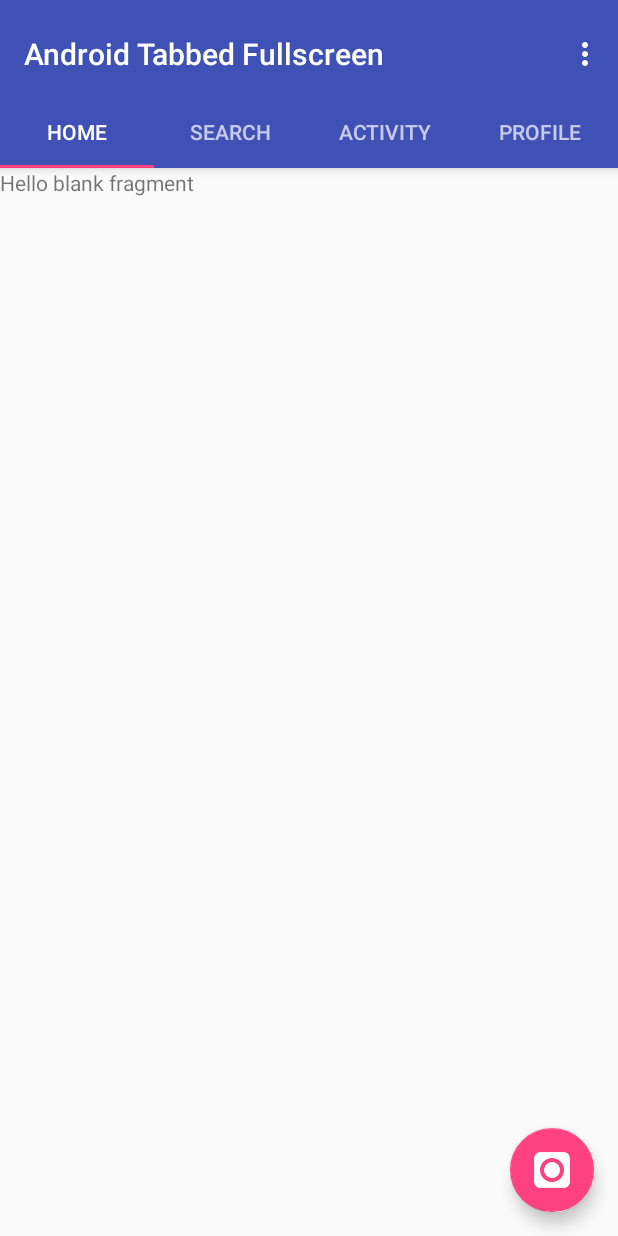
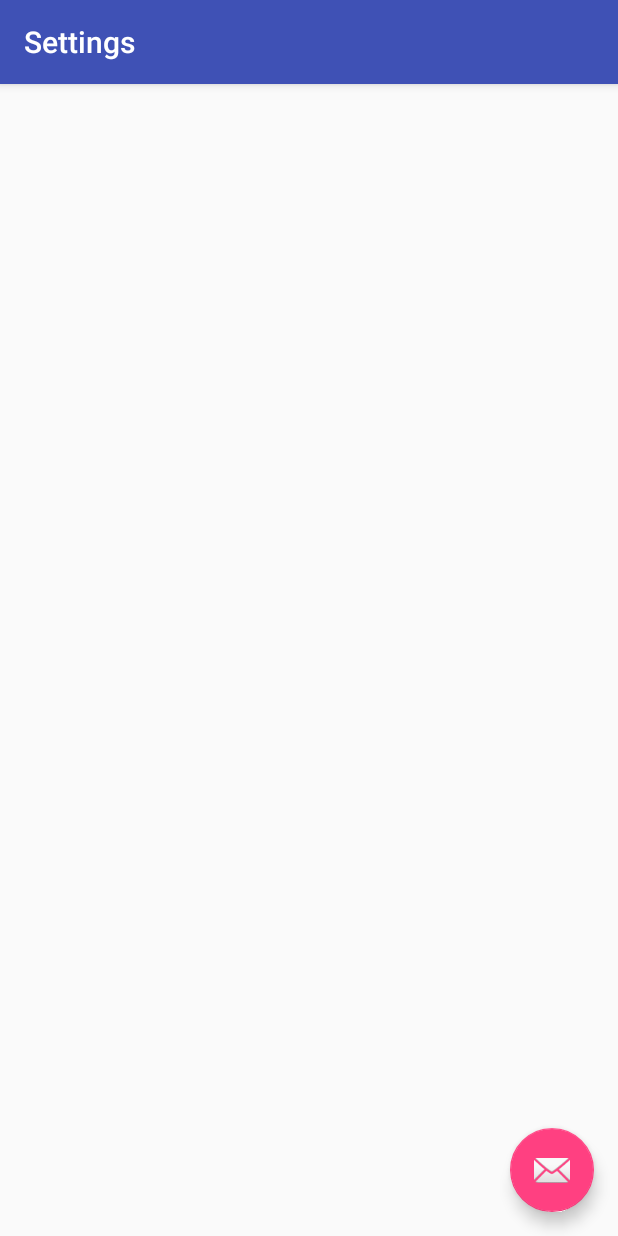
Before and after one commit to ArminAg/android-tabbed-fullscreen, an Android app: the screen it shows after launch (MainActivity before the commit, SettingsActivity after it), in the options menu, after a tap on "Settings", on a phone screen of 412 x 824 dp. Run offline under Robolectric (Android 15) with nearby library versions, the phone set to English and light mode, and no system bars.

Commit message:
Add Settings Activity

```diff
--- a/app/src/main/AndroidManifest.xml
+++ b/app/src/main/AndroidManifest.xml
@@ -22,7 +22,11 @@
             android:name=".activities.MediaActivity"
             android:configChanges="orientation|keyboardHidden|screenSize"
             android:label="@string/title_activity_media"
-            android:theme="@style/FullscreenTheme"></activity>
+            android:theme="@style/FullscreenTheme" />
+        <activity
+            android:name=".activities.SettingsActivity"
+            android:label="@string/title_activity_settings"
+            android:theme="@style/AppTheme.NoActionBar"></activity>
     </application>
 
 </manifest>
--- a/app/src/main/java/solutions/hedron/android_tabbed_fullscreen/activities/MainActivity.java
+++ b/app/src/main/java/solutions/hedron/android_tabbed_fullscreen/activities/MainActivity.java
@@ -93,6 +93,8 @@ public class MainActivity extends AppCompatActivity {
 
         //noinspection SimplifiableIfStatement
         if (id == R.id.action_settings) {
+            Intent intent = new Intent(this, SettingsActivity.class);
+            startActivity(intent);
             return true;
         }
 
--- /dev/null
+++ b/app/src/main/java/solutions/hedron/android_tabbed_fullscreen/activities/SettingsActivity.java
@@ -0,0 +1,31 @@
+package solutions.hedron.android_tabbed_fullscreen.activities;
+
+import android.os.Bundle;
+import android.support.design.widget.FloatingActionButton;
+import android.support.design.widget.Snackbar;
+import android.support.v7.app.AppCompatActivity;
+import android.support.v7.widget.Toolbar;
+import android.view.View;
+
+import solutions.hedron.android_tabbed_fullscreen.R;
+
+public class SettingsActivity extends AppCompatActivity {
+
+    @Override
+    protected void onCreate(Bundle savedInstanceState) {
+        super.onCreate(savedInstanceState);
+        setContentView(R.layout.activity_settings);
+        Toolbar toolbar = (Toolbar) findViewById(R.id.toolbar);
+        setSupportActionBar(toolbar);
+
+        FloatingActionButton fab = (FloatingActionButton) findViewById(R.id.fab);
+        fab.setOnClickListener(new View.OnClickListener() {
+            @Override
+            public void onClick(View view) {
+                Snackbar.make(view, "Replace with your own action", Snackbar.LENGTH_LONG)
+                        .setAction("Action", null).show();
+            }
+        });
+    }
+
+}
--- /dev/null
+++ b/app/src/main/res/layout/activity_settings.xml
@@ -0,0 +1,34 @@
+<?xml version="1.0" encoding="utf-8"?>
+<android.support.design.widget.CoordinatorLayout xmlns:android="http://schemas.android.com/apk/res/android"
+    xmlns:app="http://schemas.android.com/apk/res-auto"
+    xmlns:tools="http://schemas.android.com/tools"
+    android:layout_width="match_parent"
+    android:layout_height="match_parent"
+    android:fitsSystemWindows="true"
+    tools:context="solutions.hedron.android_tabbed_fullscreen.activities.SettingsActivity">
+
+    <android.support.design.widget.AppBarLayout
+        android:layout_width="match_parent"
+        android:layout_height="wrap_content"
+        android:theme="@style/AppTheme.AppBarOverlay">
+
+        <android.support.v7.widget.Toolbar
+            android:id="@+id/toolbar"
+            android:layout_width="match_parent"
+            android:layout_height="?attr/actionBarSize"
+            android:background="?attr/colorPrimary"
+            app:popupTheme="@style/AppTheme.PopupOverlay" />
+
+    </android.support.design.widget.AppBarLayout>
+
+    <include layout="@layout/content_settings" />
+
+    <android.support.design.widget.FloatingActionButton
+        android:id="@+id/fab"
+        android:layout_width="wrap_content"
+        android:layout_height="wrap_content"
+        android:layout_gravity="bottom|end"
+        android:layout_margin="@dimen/fab_margin"
+        app:srcCompat="@android:drawable/ic_dialog_email" />
+
+</android.support.design.widget.CoordinatorLayout>
--- /dev/null
+++ b/app/src/main/res/layout/content_settings.xml
@@ -0,0 +1,16 @@
+<?xml version="1.0" encoding="utf-8"?>
+<RelativeLayout xmlns:android="http://schemas.android.com/apk/res/android"
+    xmlns:app="http://schemas.android.com/apk/res-auto"
+    xmlns:tools="http://schemas.android.com/tools"
+    android:id="@+id/content_settings"
+    android:layout_width="match_parent"
+    android:layout_height="match_parent"
+    android:paddingBottom="@dimen/activity_vertical_margin"
+    android:paddingLeft="@dimen/activity_horizontal_margin"
+    android:paddingRight="@dimen/activity_horizontal_margin"
+    android:paddingTop="@dimen/activity_vertical_margin"
+    app:layout_behavior="@string/appbar_scrolling_view_behavior"
+    tools:context="solutions.hedron.android_tabbed_fullscreen.activities.SettingsActivity"
+    tools:showIn="@layout/activity_settings">
+
+</RelativeLayout>
--- a/app/src/main/res/menu/menu_main.xml
+++ b/app/src/main/res/menu/menu_main.xml
@@ -7,4 +7,9 @@
         android:orderInCategory="100"
         android:title="@string/action_settings"
         app:showAsAction="never" />
+    <item
+        android:id="@+id/action_legal"
+        android:orderInCategory="100"
+        android:title="@string/action_legal"
+        app:showAsAction="never" />
 </menu>
--- a/app/src/main/res/values/strings.xml
+++ b/app/src/main/res/values/strings.xml
@@ -1,6 +1,7 @@
 <resources>
     <string name="app_name">Android Tabbed Fullscreen</string>
     <string name="action_settings">Settings</string>
+    <string name="action_legal">Privacy Policy</string>
     <string name="section_format">Hello World from section: %1$d</string>
 
     <!-- TODO: Remove or change this placeholder text -->
@@ -9,4 +10,5 @@
     <string name="title_activity_media">Choose Media</string>
     <string name="dummy_button">Dummy Button</string>
     <string name="dummy_content">DUMMY\nCONTENT</string>
+    <string name="title_activity_settings">Settings</string>
 </resources>
```
